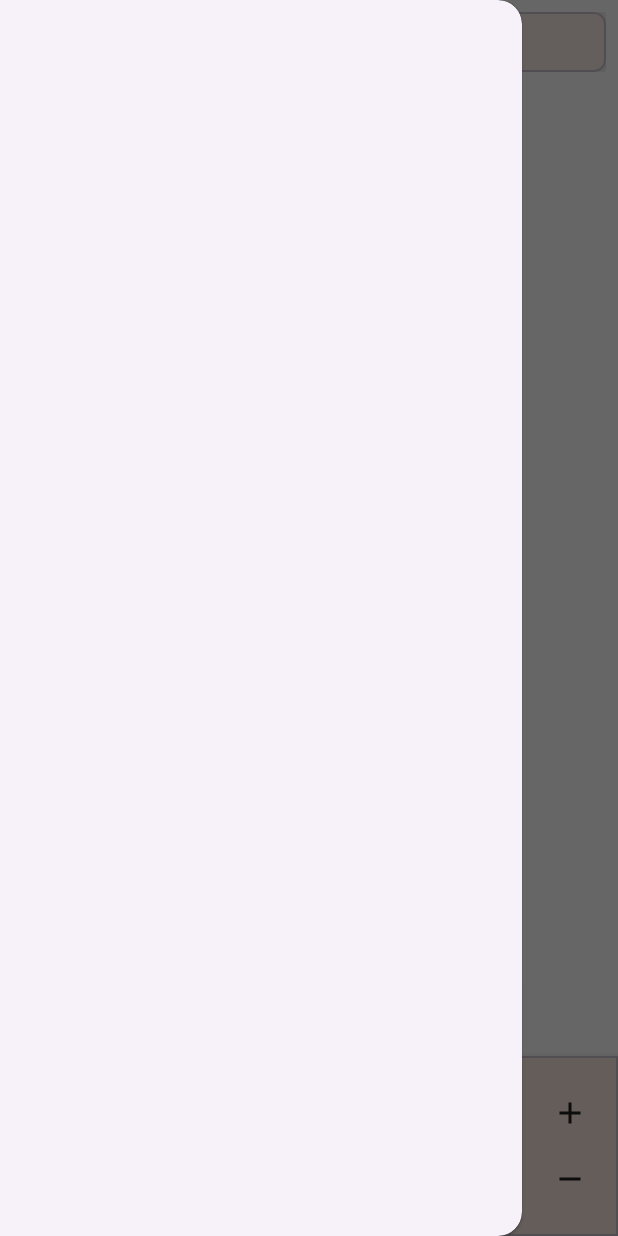
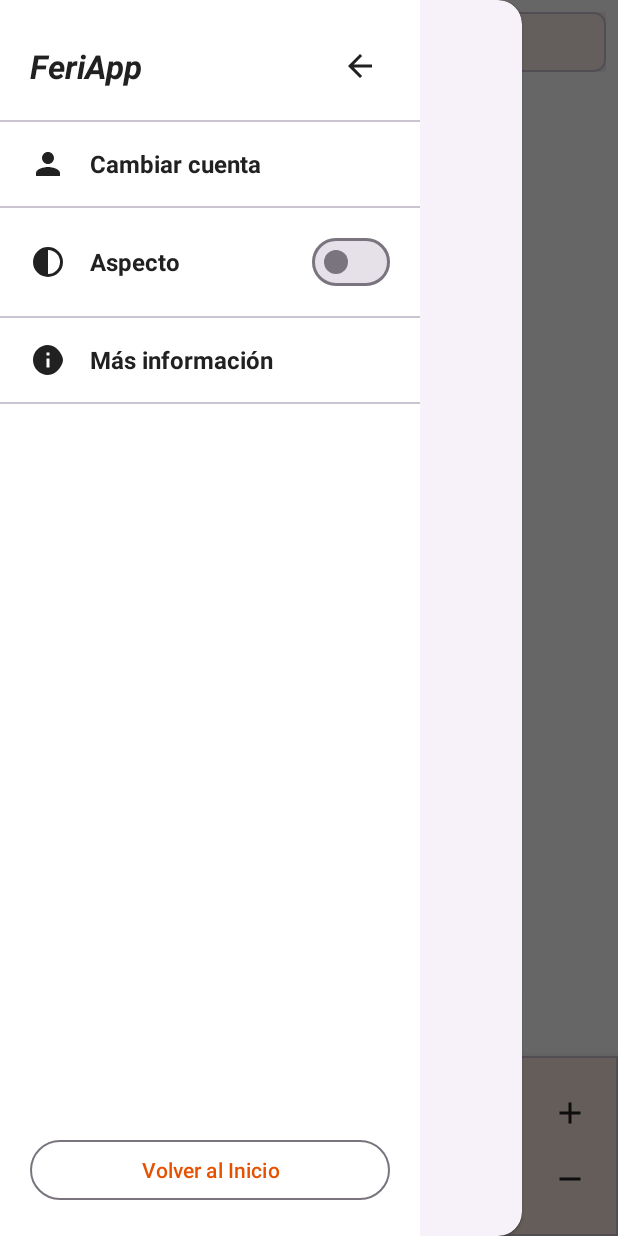
Before and after one commit to mkdirdbsql/feriapp, an Android app: the FragmentoInicioConsumidor screen opened through its navigation route, with the side drawer open, on a phone screen of 412 x 824 dp. Run offline under Robolectric (Android 15) with nearby library versions, the phone set to English and light mode, and no system bars; libraries missing offline, so code that uses them is left out: org.osmdroid.config, org.osmdroid.tileprovider, org.osmdroid.util, org.osmdroid.views; network calls fail; pictures from the network do not load; 11 statements that could not run were skipped.

Commit message:
Pantalla 7 - Agregando capa del boton bar y sus funciones dentro

```diff
--- a/android/app/src/main/java/com/feriapp/app/ContenedorApp.kt
+++ b/android/app/src/main/java/com/feriapp/app/ContenedorApp.kt
@@ -1,12 +1,14 @@
 package com.feriapp.app
 
 import android.content.Context
+import com.feriapp.app.data.local.GestorPreferencias
 import com.feriapp.app.data.local.GestorSesion
 import com.feriapp.app.data.remote.ClienteApi
 import com.feriapp.app.data.repository.*
 
 class ContenedorApp(contexto: Context) {
     val gestorSesion: GestorSesion by lazy { GestorSesion(contexto) }
+    val gestorPreferencias: GestorPreferencias by lazy { GestorPreferencias(contexto) }
     val clienteApi: ClienteApi by lazy { ClienteApi(gestorSesion) }
 
     val repositorioAutenticacion: RepositorioAutenticacion by lazy {
--- /dev/null
+++ b/android/app/src/main/java/com/feriapp/app/ui/common/ControladorMenuLateral.kt
@@ -0,0 +1,96 @@
+package com.feriapp.app.ui.common
+
+import android.content.Context
+import androidx.appcompat.app.AppCompatDelegate
+import androidx.core.view.GravityCompat
+import androidx.drawerlayout.widget.DrawerLayout
+import androidx.navigation.NavController
+import com.feriapp.app.R
+import com.feriapp.app.data.local.GestorPreferencias
+import com.feriapp.app.data.local.GestorSesion
+import com.feriapp.app.data.repository.RepositorioAutenticacion
+import com.feriapp.app.databinding.MenuLateralBinding
+import com.google.android.material.dialog.MaterialAlertDialogBuilder
+import kotlinx.coroutines.CoroutineScope
+import kotlinx.coroutines.launch
+
+class ControladorMenuLateral(
+    private val contexto: Context,
+    private val drawerLayout: DrawerLayout,
+    private val bindingMenu: MenuLateralBinding,
+    private val gestorSesion: GestorSesion,
+    private val gestorPreferencias: GestorPreferencias,
+    private val repositorioAutenticacion: RepositorioAutenticacion,
+    private val coroutineScope: CoroutineScope,
+    private val navController: NavController,
+    private val alCambiarModoOscuro: ((Boolean) -> Unit)? = null,
+) {
+
+    init {
+        configurarMenu()
+    }
+
+    private fun configurarMenu() {
+        coroutineScope.launch {
+            val modoOscuroActivo = gestorPreferencias.obtenerModoOscuro()
+            bindingMenu.switchModoOscuro.isChecked = modoOscuroActivo
+        }
+
+        bindingMenu.btnCerrarMenu.setOnClickListener {
+            drawerLayout.closeDrawer(GravityCompat.START)
+        }
+
+        bindingMenu.btnCambiarCuenta.setOnClickListener {
+            procesarCambioCuentaOInicio()
+        }
+
+        bindingMenu.btnVolverInicioMenu.setOnClickListener {
+            procesarCambioCuentaOInicio()
+        }
+
+        bindingMenu.btnMasInformacion.setOnClickListener {
+            drawerLayout.closeDrawer(GravityCompat.START)
+            navController.navigate(R.id.accionGlobalAMasInformacion)
+        }
+
+        bindingMenu.switchModoOscuro.setOnCheckedChangeListener { _, isChecked ->
+            coroutineScope.launch {
+                gestorPreferencias.guardarModoOscuro(isChecked)
+                AppCompatDelegate.setDefaultNightMode(
+                    if (isChecked) AppCompatDelegate.MODE_NIGHT_YES
+                    else AppCompatDelegate.MODE_NIGHT_NO
+                )
+                alCambiarModoOscuro?.invoke(isChecked)
+            }
+        }
+    }
+
+    private fun procesarCambioCuentaOInicio() {
+        drawerLayout.closeDrawer(GravityCompat.START)
+        coroutineScope.launch {
+            val sesion = gestorSesion.obtenerSesion()
+            if (sesion != null) {
+                mostrarDialogoCerrarSesion()
+            } else {
+                navController.navigate(R.id.accionGlobalASeleccionUsuario)
+            }
+        }
+    }
+
+    private fun mostrarDialogoCerrarSesion() {
+        MaterialAlertDialogBuilder(contexto)
+            .setTitle(R.string.titulo_cerrar_sesion)
+            .setMessage(R.string.mensaje_cerrar_sesion)
+            .setPositiveButton(R.string.btn_cerrar_sesion) { dialog, _ ->
+                dialog.dismiss()
+                coroutineScope.launch {
+                    repositorioAutenticacion.cerrarSesion()
+                    navController.navigate(R.id.accionGlobalASeleccionUsuarioLimpiandoPila)
+                }
+            }
+            .setNegativeButton(R.string.btn_cancelar) { dialog, _ ->
+                dialog.dismiss()
+            }
+            .show()
+    }
+}
--- a/android/app/src/main/java/com/feriapp/app/ui/common/FragmentoMapa.kt
+++ b/android/app/src/main/java/com/feriapp/app/ui/common/FragmentoMapa.kt
@@ -2,6 +2,7 @@ package com.feriapp.app.ui.common
 
 import android.Manifest
 import android.content.pm.PackageManager
+import android.content.res.Configuration
 import android.os.Bundle
 import android.view.LayoutInflater
 import android.view.View
@@ -16,6 +17,7 @@ import org.osmdroid.tileprovider.tilesource.TileSourceFactory
 import org.osmdroid.util.BoundingBox
 import org.osmdroid.util.GeoPoint
 import org.osmdroid.views.overlay.Marker
+import org.osmdroid.views.overlay.TilesOverlay
 import org.osmdroid.views.overlay.mylocation.GpsMyLocationProvider
 import org.osmdroid.views.overlay.mylocation.MyLocationNewOverlay
 
@@ -82,10 +84,23 @@ class FragmentoMapa : Fragment() {
             val puntoInicial = ultimoCentro ?: GeoPoint(-16.494905, -68.173642)
             controller.setCenter(puntoInicial)
 
+            val esModoOscuro = (resources.configuration.uiMode and Configuration.UI_MODE_NIGHT_MASK) == Configuration.UI_MODE_NIGHT_YES
+            aplicarModoOscuroTiles(esModoOscuro)
+
             setOnClickListener {
                 alSeleccionarMarcador?.invoke(-1, null)
             }
         }
+    }
+
+    fun aplicarModoOscuroTiles(activo: Boolean) {
+        val mapa = _binding?.mapaFeria ?: return
+        if (activo) {
+            mapa.overlayManager.tilesOverlay.setColorFilter(TilesOverlay.INVERT_COLORS)
+        } else {
+            mapa.overlayManager.tilesOverlay.setColorFilter(null)
+        }
+        mapa.invalidate()
     }
 
     private fun restaurarEstadoMapa() {
--- a/android/app/src/main/java/com/feriapp/app/ui/consumidor/FragmentoInicioConsumidor.kt
+++ b/android/app/src/main/java/com/feriapp/app/ui/consumidor/FragmentoInicioConsumidor.kt
@@ -33,6 +33,7 @@ import com.feriapp.app.data.model.Categoria
 import com.feriapp.app.data.model.ProductoBuscado
 import com.feriapp.app.data.model.Puesto
 import com.feriapp.app.databinding.FragmentoInicioConsumidorBinding
+import com.feriapp.app.ui.common.ControladorMenuLateral
 import com.feriapp.app.ui.common.FragmentoMapa
 import com.feriapp.app.ui.common.MarcadorMapa
 import com.feriapp.app.ui.common.fabricaViewModel
@@ -70,6 +71,8 @@ class FragmentoInicioConsumidor : Fragment() {
     private var puestoNormalSeleccionado: Puesto? = null
     private var productoResultadoSeleccionado: ProductoBuscado? = null
 
+    private var controladorMenuLateral: ControladorMenuLateral? = null
+
     private lateinit var adaptadorSugerencias: AdaptadorSugerencias
 
     override fun onCreateView(
@@ -94,12 +97,32 @@ class FragmentoInicioConsumidor : Fragment() {
         configurarModoBusqueda()
         configurarObservadorTecladoEInsets()
         configurarBotonAtras()
+        configurarControladorMenuLateral()
         observarEstadoViewModel()
     }
 
     private fun configurarEnfoqueInicial() {
         binding.contenedorPrincipal.requestFocus()
         binding.etBuscarProducto.clearFocus()
+    }
+
+    private fun configurarControladorMenuLateral() {
+        val contenedor = (requireActivity().application as AplicacionFeria).contenedorApp
+        val bindingMenu = binding.includeMenuLateral
+
+        controladorMenuLateral = ControladorMenuLateral(
+            contexto = requireContext(),
+            drawerLayout = binding.drawerLayout,
+            bindingMenu = bindingMenu,
+            gestorSesion = contenedor.gestorSesion,
+            gestorPreferencias = contenedor.gestorPreferencias,
+            repositorioAutenticacion = contenedor.repositorioAutenticacion,
+            coroutineScope = viewLifecycleOwner.lifecycleScope,
+            navController = findNavController(),
+            alCambiarModoOscuro = { modoOscuro ->
+                fragmentoMapa?.aplicarModoOscuroTiles(modoOscuro)
+            }
+        )
     }
 
     override fun onResume() {
--- /dev/null
+++ b/android/app/src/main/res/drawable/ic_aspecto_modo_oscuro.xml
@@ -0,0 +1,9 @@
+<vector xmlns:android="http://schemas.android.com/apk/res/android"
+    android:width="24dp"
+    android:height="24dp"
+    android:viewportWidth="24"
+    android:viewportHeight="24">
+  <path
+      android:fillColor="?attr/colorOnSurface"
+      android:pathData="M12,2A10,10 0,0 0,2 12A10,10 0,0 0,12 22A10,10 0,0 0,22 12A10,10 0,0 0,12 2M12,4A8,8 0,0 1,20 12A8,8 0,0 1,12 20V4Z"/>
+</vector>
--- /dev/null
+++ b/android/app/src/main/res/drawable/ic_flecha_menu_cerrar.xml
@@ -0,0 +1,9 @@
+<vector xmlns:android="http://schemas.android.com/apk/res/android"
+    android:width="24dp"
+    android:height="24dp"
+    android:viewportWidth="24"
+    android:viewportHeight="24">
+  <path
+      android:fillColor="?attr/colorOnSurface"
+      android:pathData="M20,11H7.83l5.59,-5.59L12,4l-8,8 8,8 1.41,-1.41L7.83,13H20v-2z"/>
+</vector>
--- /dev/null
+++ b/android/app/src/main/res/drawable/ic_info.xml
@@ -0,0 +1,9 @@
+<vector xmlns:android="http://schemas.android.com/apk/res/android"
+    android:width="24dp"
+    android:height="24dp"
+    android:viewportWidth="24"
+    android:viewportHeight="24">
+  <path
+      android:fillColor="?attr/colorOnSurface"
+      android:pathData="M12,2C6.48,2 2,6.48 2,12s4.48,10 10,10 10,-6.48 10,-10S17.52,2 12,2zM13,17h-2v-6h2v6zM13,9h-2V7h2v2z"/>
+</vector>
--- a/android/app/src/main/res/layout/fragmento_inicio_consumidor.xml
+++ b/android/app/src/main/res/layout/fragmento_inicio_consumidor.xml
@@ -374,6 +374,11 @@
         android:id="@+id/navigationView"
         android:layout_width="wrap_content"
         android:layout_height="match_parent"
-        android:layout_gravity="start" />
+        android:layout_gravity="start">
+
+        <include
+            android:id="@+id/includeMenuLateral"
+            layout="@layout/menu_lateral" />
+    </com.google.android.material.navigation.NavigationView>
 
 </androidx.drawerlayout.widget.DrawerLayout>
--- /dev/null
+++ b/android/app/src/main/res/layout/menu_lateral.xml
@@ -0,0 +1,175 @@
+<?xml version="1.0" encoding="utf-8"?>
+<LinearLayout xmlns:android="http://schemas.android.com/apk/res/android"
+    xmlns:app="http://schemas.android.com/apk/res-auto"
+    android:layout_width="280dp"
+    android:layout_height="match_parent"
+    android:background="@color/color_fondo"
+    android:clickable="true"
+    android:focusable="true"
+    android:orientation="vertical">
+
+    <!-- CABECERA -->
+    <LinearLayout
+        android:layout_width="match_parent"
+        android:layout_height="wrap_content"
+        android:gravity="center_vertical"
+        android:orientation="horizontal"
+        android:paddingHorizontal="20dp"
+        android:paddingTop="24dp"
+        android:paddingBottom="16dp">
+
+        <TextView
+            style="@style/estilo_titulo"
+            android:layout_width="0dp"
+            android:layout_height="wrap_content"
+            android:layout_weight="1"
+            android:text="@string/app_name"
+            android:textSize="22sp"
+            android:textStyle="bold|italic" />
+
+        <ImageButton
+            android:id="@+id/btnCerrarMenu"
+            android:layout_width="40dp"
+            android:layout_height="40dp"
+            android:background="?attr/selectableItemBackgroundBorderless"
+            android:contentDescription="@string/descripcion_cerrar_menu"
+            android:src="@drawable/ic_flecha_menu_cerrar" />
+    </LinearLayout>
+
+    <!-- SEPARADOR -->
+    <View
+        android:layout_width="match_parent"
+        android:layout_height="1dp"
+        android:background="?attr/colorOutlineVariant" />
+
+    <!-- CONTENIDO DEL MENÚ (FILAS) -->
+    <LinearLayout
+        android:layout_width="match_parent"
+        android:layout_height="0dp"
+        android:layout_weight="1"
+        android:orientation="vertical">
+
+        <!-- FILA 1: CAMBIAR CUENTA -->
+        <LinearLayout
+            android:id="@+id/btnCambiarCuenta"
+            android:layout_width="match_parent"
+            android:layout_height="wrap_content"
+            android:background="?attr/selectableItemBackground"
+            android:clickable="true"
+            android:focusable="true"
+            android:gravity="center_vertical"
+            android:orientation="horizontal"
+            android:paddingHorizontal="20dp"
+            android:paddingVertical="16dp">
+
+            <ImageView
+                android:layout_width="24dp"
+                android:layout_height="24dp"
+                android:contentDescription="@string/descripcion_icono_usuario"
+                android:src="@drawable/ic_persona"
+                app:tint="?attr/colorOnSurface" />
+
+            <TextView
+                android:layout_width="match_parent"
+                android:layout_height="wrap_content"
+                android:layout_marginStart="16dp"
+                android:text="@string/menu_cambiar_cuenta"
+                android:textColor="@color/color_texto"
+                android:textSize="16sp"
+                android:textStyle="bold" />
+        </LinearLayout>
+
+        <View
+            android:layout_width="match_parent"
+            android:layout_height="1dp"
+            android:background="?attr/colorOutlineVariant" />
+
+        <!-- FILA 2: ASPECTO (MODO OSCURO) -->
+        <LinearLayout
+            android:layout_width="match_parent"
+            android:layout_height="wrap_content"
+            android:gravity="center_vertical"
+            android:orientation="horizontal"
+            android:paddingHorizontal="20dp"
+            android:paddingVertical="12dp">
+
+            <ImageView
+                android:layout_width="24dp"
+                android:layout_height="24dp"
+                android:contentDescription="@string/descripcion_icono_aspecto"
+                android:src="@drawable/ic_aspecto_modo_oscuro"
+                app:tint="?attr/colorOnSurface" />
+
+            <TextView
+                android:layout_width="0dp"
+                android:layout_height="wrap_content"
+                android:layout_marginStart="16dp"
+                android:layout_weight="1"
+                android:text="@string/menu_aspecto"
+                android:textColor="@color/color_texto"
+                android:textSize="16sp"
+                android:textStyle="bold" />
+
+            <com.google.android.material.materialswitch.MaterialSwitch
+                android:id="@+id/switchModoOscuro"
+                android:layout_width="wrap_content"
+                android:layout_height="wrap_content" />
+        </LinearLayout>
+
+        <View
+            android:layout_width="match_parent"
+            android:layout_height="1dp"
+            android:background="?attr/colorOutlineVariant" />
+
+        <!-- FILA 3: MÁS INFORMACIÓN -->
+        <LinearLayout
+            android:id="@+id/btnMasInformacion"
+            android:layout_width="match_parent"
+            android:layout_height="wrap_content"
+            android:background="?attr/selectableItemBackground"
+            android:clickable="true"
+            android:focusable="true"
+            android:gravity="center_vertical"
+            android:orientation="horizontal"
+            android:paddingHorizontal="20dp"
+            android:paddingVertical="16dp">
+
+            <ImageView
+                android:layout_width="24dp"
+                android:layout_height="24dp"
+                android:contentDescription="@string/descripcion_icono_info"
+                android:src="@drawable/ic_info"
+                app:tint="?attr/colorOnSurface" />
+
+            <TextView
+                android:layout_width="match_parent"
+                android:layout_height="wrap_content"
+                android:layout_marginStart="16dp"
+                android:text="@string/menu_mas_informacion"
+                android:textColor="@color/color_texto"
+                android:textSize="16sp"
+                android:textStyle="bold" />
+        </LinearLayout>
+
+        <View
+            android:layout_width="match_parent"
+            android:layout_height="1dp"
+            android:background="?attr/colorOutlineVariant" />
+    </LinearLayout>
+
+    <!-- PIE DE PÁGINA: BOTÓN VOLVER AL INICIO -->
+    <LinearLayout
+        android:layout_width="match_parent"
+        android:layout_height="wrap_content"
+        android:gravity="center"
+        android:padding="20dp">
+
+        <Button
+            android:id="@+id/btnVolverInicioMenu"
+            style="@style/Widget.Material3.Button.OutlinedButton"
+            android:layout_width="match_parent"
+            android:layout_height="wrap_content"
+            android:text="@string/menu_volver_al_inicio" />
+    </LinearLayout>
+
+</LinearLayout>
--- a/android/app/src/main/res/navigation/grafo_navegacion.xml
+++ b/android/app/src/main/res/navigation/grafo_navegacion.xml
@@ -4,6 +4,21 @@
     xmlns:tools="http://schemas.android.com/tools"
     android:id="@+id/grafo_navegacion"
     app:startDestination="@id/fragmentoCarga">
+
+    <!-- ACCIONES GLOBALES -->
+    <action
+        android:id="@+id/accionGlobalASeleccionUsuario"
+        app:destination="@id/fragmentoSeleccionUsuario" />
+
+    <action
+        android:id="@+id/accionGlobalASeleccionUsuarioLimpiandoPila"
+        app:destination="@id/fragmentoSeleccionUsuario"
+        app:popUpTo="@id/grafo_navegacion"
+        app:popUpToInclusive="true" />
+
+    <action
+        android:id="@+id/accionGlobalAMasInformacion"
+        app:destination="@id/fragmentoMasInformacion" />
 
     <!-- SPLASH -->
     <fragment
@@ -76,6 +91,13 @@
             android:id="@+id/accionInicioSesionARegistro"
             app:destination="@id/fragmentoRegistro" />
     </fragment>
+
+    <!-- COMMON -->
+    <fragment
+        android:id="@+id/fragmentoMasInformacion"
+        android:name="com.feriapp.app.ui.common.FragmentoMasInformacion"
+        android:label="FragmentoMasInformacion"
+        tools:layout="@layout/fragmento_mas_informacion" />
 
     <!-- CONSUMIDOR -->
     <fragment
--- /dev/null
+++ b/android/app/src/main/res/values-night/colors.xml
@@ -0,0 +1,8 @@
+<?xml version="1.0" encoding="utf-8"?>
+<resources>
+    <color name="color_primario">#FF8A50</color>
+    <color name="color_secundario">#64B5F6</color>
+    <color name="color_fondo">#121212</color>
+    <color name="color_texto">#EDEDED</color>
+    <color name="color_error">#F2B8B5</color>
+</resources>
--- a/android/app/src/main/res/values-night/themes.xml
+++ b/android/app/src/main/res/values-night/themes.xml
@@ -1,6 +1,6 @@
 <resources xmlns:tools="http://schemas.android.com/tools">
     <!-- Tema base de la aplicación FeriApp basado en Material3 -->
-    <style name="Base.Theme.FeriApp" parent="Theme.Material3.Light.NoActionBar">
+    <style name="Base.Theme.FeriApp" parent="Theme.Material3.DayNight.NoActionBar">
         <item name="colorPrimary">@color/color_primario</item>
         <item name="colorOnPrimary">@color/color_fondo</item>
         <item name="colorSecondary">@color/color_secundario</item>
--- a/android/app/src/main/res/values/strings.xml
+++ b/android/app/src/main/res/values/strings.xml
@@ -53,4 +53,33 @@
     <string name="ver_mas">ver más</string>
     <string name="descripcion_limpiar_busqueda">Limpiar búsqueda</string>
     <string name="titulo_detalle_producto">Fragmento Detalle Producto</string>
+
+    <!-- MENÚ LATERAL Y MÁS INFORMACIÓN -->
+    <string name="menu_cambiar_cuenta">Cambiar cuenta</string>
+    <string name="menu_aspecto">Aspecto</string>
+    <string name="menu_mas_informacion">Más información</string>
+    <string name="menu_volver_al_inicio">Volver al Inicio</string>
+    <string name="descripcion_cerrar_menu">Cerrar menú</string>
+    <string name="descripcion_icono_aspecto">Modo oscuro</string>
+    <string name="descripcion_icono_info">Información</string>
+    <string name="titulo_cerrar_sesion">Cerrar sesión</string>
+    <string name="mensaje_cerrar_sesion">¿Deseas cerrar la sesión actual?</string>
+    <string name="btn_cerrar_sesion">Cerrar sesión</string>
+    <string name="btn_cancelar">Cancelar</string>
+    <string name="titulo_mas_informacion">Más información</string>
+
+    <string name="info_titulo_1">Uso de la ubicación</string>
+    <string name="info_texto_1">FeriApp usa la ubicación de tu celular solo mientras activas el interruptor Ubicación, para mostrarte dónde estás en el mapa. No guarda tu historial de ubicaciones ni te sigue fuera de la feria.</string>
+    <string name="info_titulo_2">Productos, precios y disponibilidad</string>
+    <string name="info_texto_2">Los precios, las imágenes y la disponibilidad los registran los comerciantes y pueden cambiar sin aviso. FeriApp no garantiza que un producto esté disponible ni que el precio sea el final: confírmalo con el comerciante.</string>
+    <string name="info_titulo_3">Ubicación de los puestos</string>
+    <string name="info_texto_3">Algunos puestos cambian de lugar. La posición que ves es la que el comerciante registró y puede no coincidir exactamente con la real.</string>
+    <string name="info_titulo_4">Compras</string>
+    <string name="info_texto_4">FeriApp no procesa pagos ni pedidos. La compra se hace directamente con el comerciante en la feria.</string>
+    <string name="info_titulo_5">Datos de los comerciantes</string>
+    <string name="info_texto_5">Los comerciantes registran su nombre, su teléfono y los datos de su puesto. Esta información se usa solo para mostrar el puesto en la app y administrar su cuenta.</string>
+    <string name="info_titulo_6">Uso responsable</string>
+    <string name="info_texto_6">No registres información falsa ni de otras personas. El administrador puede desactivar las cuentas que incumplan estas normas.</string>
+    <string name="info_titulo_7">Conexión</string>
+    <string name="info_texto_7">FeriApp necesita conexión a internet para mostrar puestos y productos.</string>
 </resources>
--- a/android/app/src/main/res/values/themes.xml
+++ b/android/app/src/main/res/values/themes.xml
@@ -1,6 +1,6 @@
 <resources xmlns:tools="http://schemas.android.com/tools">
     <!-- Tema base de la aplicación FeriApp basado en Material3 -->
-    <style name="Base.Theme.FeriApp" parent="Theme.Material3.Light.NoActionBar">
+    <style name="Base.Theme.FeriApp" parent="Theme.Material3.DayNight.NoActionBar">
         <item name="colorPrimary">@color/color_primario</item>
         <item name="colorOnPrimary">@color/color_fondo</item>
         <item name="colorSecondary">@color/color_secundario</item>
```
Also changed, not shown: android/app/src/main/java/com/feriapp/app/AplicacionFeria.kt (+11 -0 lines), android/app/src/main/java/com/feriapp/app/data/local/GestorPreferencias.kt (added, +34 -0 lines), android/app/src/main/java/com/feriapp/app/ui/common/FragmentoMasInformacion.kt (added, +37 -0 lines), android/app/src/main/res/layout/fragmento_mas_informacion.xml (added, +171 -0 lines).
